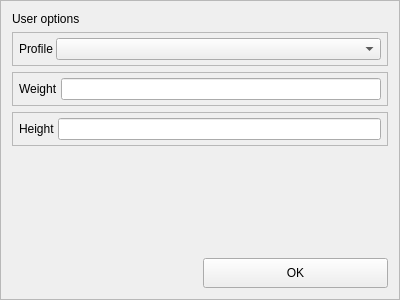
Above: Pilocik/useroptionswindow.ui from dotevo/Pilocik before the change. Below: the same form after it.
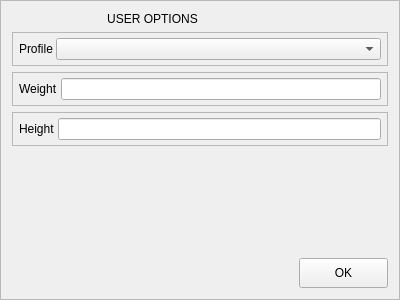
That is the form after the change.

The edit to the form file:
```diff
--- a/Pilocik/useroptionswindow.ui
+++ b/Pilocik/useroptionswindow.ui
@@ -20,7 +20,17 @@
    <enum>QFrame::Raised</enum>
   </property>
   <layout class="QGridLayout" name="gridLayout">
-   <item row="1" column="0" colspan="2">
+   <item row="0" column="0" colspan="3">
+    <widget class="QLabel" name="userOptionsLabel">
+     <property name="text">
+      <string>USER OPTIONS</string>
+     </property>
+     <property name="alignment">
+      <set>Qt::AlignCenter</set>
+     </property>
+    </widget>
+   </item>
+   <item row="2" column="0" colspan="4">
     <widget class="QFrame" name="profileFrame">
      <property name="frameShape">
       <enum>QFrame::StyledPanel</enum>
@@ -64,7 +74,7 @@
      </layout>
     </widget>
    </item>
-   <item row="2" column="0" colspan="2">
+   <item row="3" column="0" colspan="4">
     <widget class="QFrame" name="weightFrame">
      <property name="frameShape">
       <enum>QFrame::StyledPanel</enum>
@@ -101,7 +111,7 @@
      </layout>
     </widget>
    </item>
-   <item row="3" column="0" colspan="2">
+   <item row="4" column="0" colspan="4">
     <widget class="QFrame" name="heightFrame">
      <property name="frameShape">
       <enum>QFrame::StyledPanel</enum>
@@ -138,7 +148,7 @@
      </layout>
     </widget>
    </item>
-   <item row="4" column="0">
+   <item row="5" column="0" colspan="3">
     <spacer name="verticalSpacer">
      <property name="orientation">
       <enum>Qt::Vertical</enum>
@@ -151,7 +161,7 @@
      </property>
     </spacer>
    </item>
-   <item row="5" column="1">
+   <item row="6" column="3">
     <widget class="QPushButton" name="okButton">
      <property name="minimumSize">
       <size>
@@ -164,13 +174,6 @@
      </property>
     </widget>
    </item>
-   <item row="0" column="0" colspan="2">
-    <widget class="QLabel" name="userOptionsLabel">
-     <property name="text">
-      <string>User options</string>
-     </property>
-    </widget>
-   </item>
   </layout>
  </widget>
  <resources/>
```
